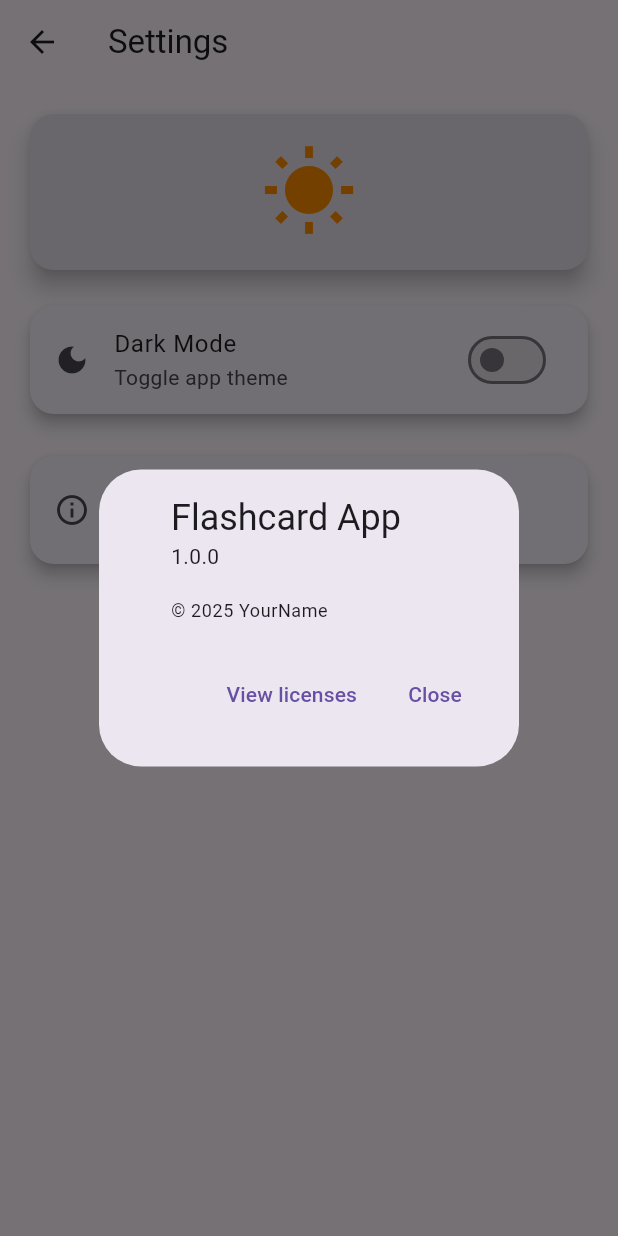
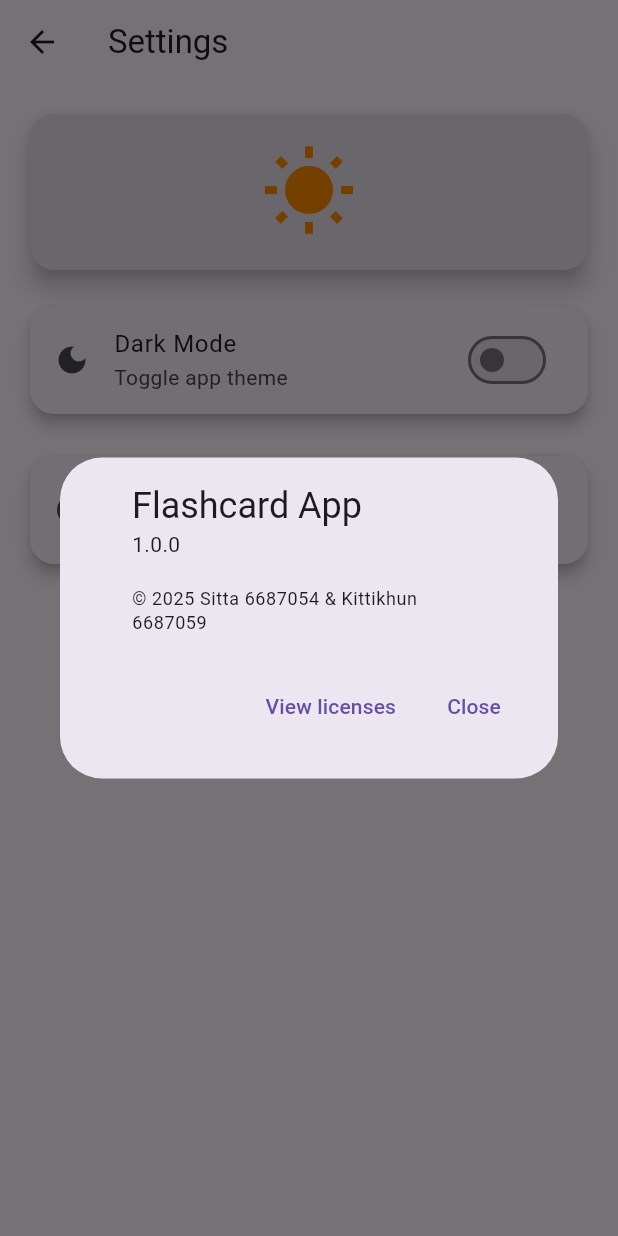
Before and after one commit to Zittta/ITDS283_Group16_Project, a Flutter app: the Setting screen opened by its route, after a tap on "About", on a phone screen of 412 x 824 dp. Run offline on Flutter 3.47's test engine with Material 3 defaults, Android fonts, the phone set to English and light mode, and no system bars; our stand-ins replace image_picker, pie_chart, sqflite; accounts and stored records are empty.

```diff
--- a/lib/pages/setting.dart
+++ b/lib/pages/setting.dart
@@ -68,7 +68,7 @@ class Setting extends StatelessWidget {
                   context: context,
                   applicationName: "Flashcard App",
                   applicationVersion: "1.0.0",
-                  applicationLegalese: "© 2025 YourName",
+                  applicationLegalese: "© 2025 Sitta 6687054 & Kittikhun 6687059",
                 );
               },
             ),
```
Also changed, not shown: lib/database/database_helper.dart (+12 -2 lines).
